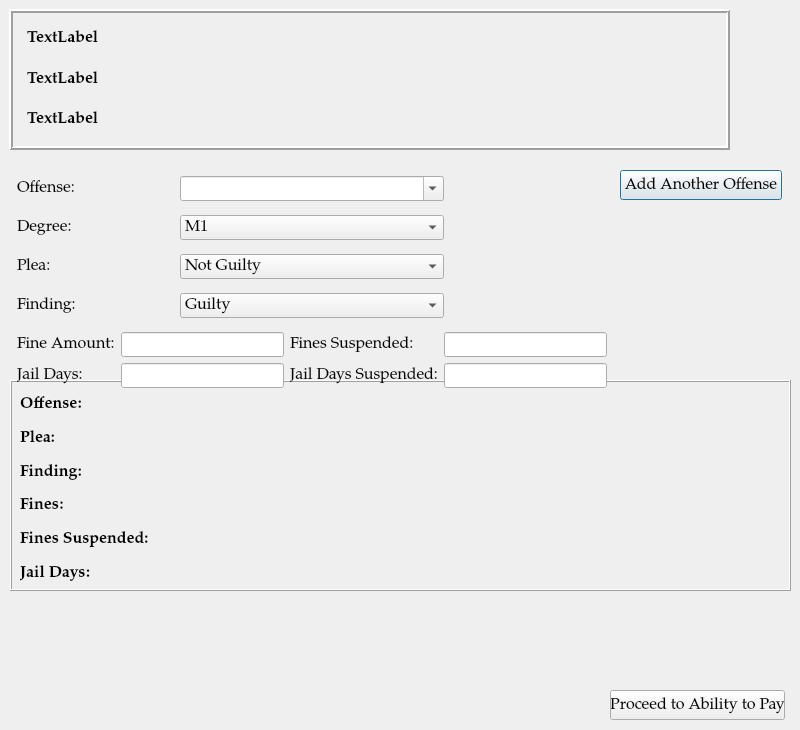
Old version of the form ui/SentencingDialog.ui in the repository HunterProgram22/MuniEntry.
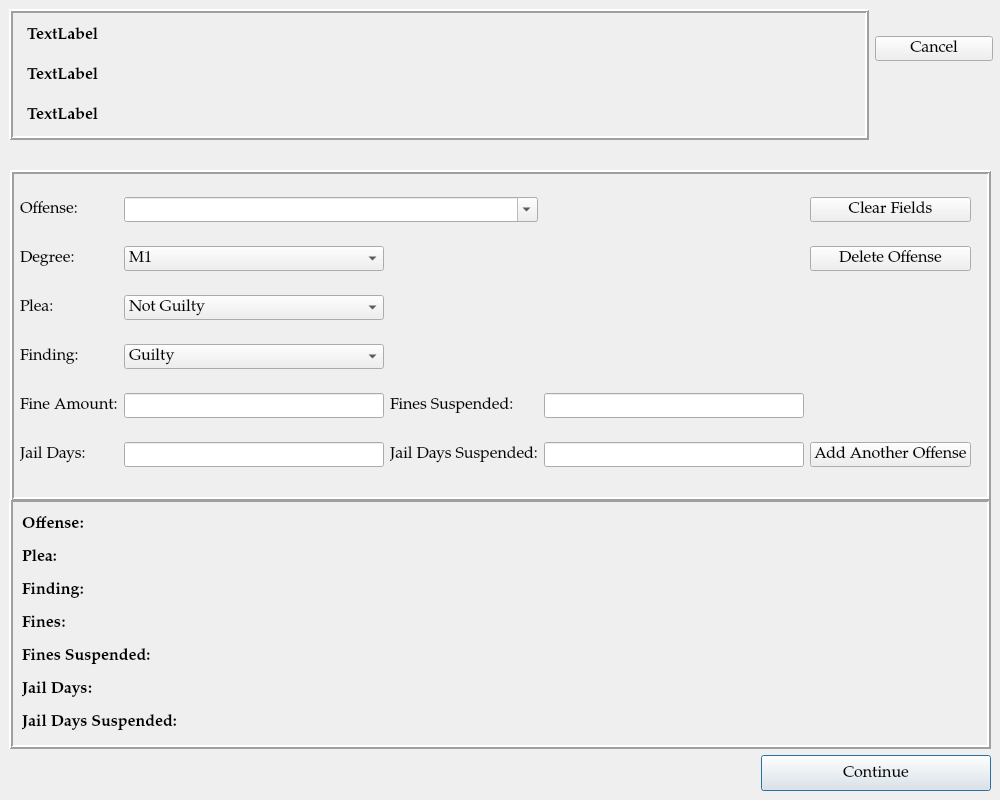
New version of the form.

Diff of the .ui file:
```diff
--- a/ui/SentencingDialog.ui
+++ b/ui/SentencingDialog.ui
@@ -6,8 +6,8 @@
    <rect>
     <x>0</x>
     <y>0</y>
-    <width>800</width>
-    <height>730</height>
+    <width>1000</width>
+    <height>800</height>
    </rect>
   </property>
   <property name="sizePolicy">
@@ -18,8 +18,8 @@
   </property>
   <property name="minimumSize">
    <size>
-    <width>800</width>
-    <height>600</height>
+    <width>0</width>
+    <height>0</height>
    </size>
   </property>
   <property name="font">
@@ -36,8 +36,8 @@
     <rect>
      <x>9</x>
      <y>9</y>
-     <width>721</width>
-     <height>141</height>
+     <width>860</width>
+     <height>131</height>
     </rect>
    </property>
    <property name="sizePolicy">
@@ -46,6 +46,15 @@
      <verstretch>0</verstretch>
     </sizepolicy>
    </property>
+   <property name="maximumSize">
+    <size>
+     <width>1000</width>
+     <height>800</height>
+    </size>
+   </property>
+   <property name="cursor">
+    <cursorShape>ArrowCursor</cursorShape>
+   </property>
    <property name="frameShape">
     <enum>QFrame::Box</enum>
    </property>
@@ -55,35 +64,15 @@
    <property name="lineWidth">
     <number>2</number>
    </property>
-   <widget class="QWidget" name="layoutWidget">
-    <property name="geometry">
-     <rect>
-      <x>13</x>
-      <y>12</y>
-      <width>691</width>
-      <height>116</height>
-     </rect>
-    </property>
-    <layout class="QGridLayout" name="gridLayout_2" rowstretch="0,0,0">
-     <property name="leftMargin">
-      <number>5</number>
-     </property>
-     <item row="1" column="0">
       <widget class="QLabel" name="defendant_name_label">
-       <property name="font">
-        <font>
-         <pointsize>12</pointsize>
-         <weight>75</weight>
-         <bold>true</bold>
-        </font>
-       </property>
-       <property name="text">
-        <string>TextLabel</string>
-       </property>
-      </widget>
-     </item>
-     <item row="2" column="0">
-      <widget class="QLabel" name="defendant_attorney_name_label">
+    <property name="geometry">
+     <rect>
+      <x>18</x>
+      <y>53</y>
+      <width>831</width>
+      <height>27</height>
+     </rect>
+    </property>
        <property name="font">
         <font>
          <pointsize>12</pointsize>
@@ -95,9 +84,15 @@
         <string>TextLabel</string>
        </property>
       </widget>
-     </item>
-     <item row="0" column="0">
       <widget class="QLabel" name="case_number_label">
+    <property name="geometry">
+     <rect>
+      <x>18</x>
+      <y>13</y>
+      <width>831</width>
+      <height>27</height>
+     </rect>
+    </property>
        <property name="font">
         <font>
          <pointsize>12</pointsize>
@@ -109,19 +104,48 @@
         <string>TextLabel</string>
        </property>
       </widget>
-     </item>
-    </layout>
+   <widget class="QLabel" name="defendant_attorney_name_label">
+    <property name="geometry">
+     <rect>
+      <x>18</x>
+      <y>93</y>
+      <width>821</width>
+      <height>27</height>
+     </rect>
+    </property>
+    <property name="font">
+     <font>
+      <pointsize>12</pointsize>
+      <weight>75</weight>
+      <bold>true</bold>
+     </font>
+    </property>
+    <property name="text">
+     <string>TextLabel</string>
+    </property>
    </widget>
   </widget>
   <widget class="QFrame" name="frame">
    <property name="geometry">
     <rect>
-     <x>10</x>
-     <y>380</y>
-     <width>781</width>
-     <height>211</height>
+     <x>9</x>
+     <y>498</y>
+     <width>982</width>
+     <height>251</height>
     </rect>
    </property>
+   <property name="sizePolicy">
+    <sizepolicy hsizetype="Preferred" vsizetype="Preferred">
+     <horstretch>0</horstretch>
+     <verstretch>0</verstretch>
+    </sizepolicy>
+   </property>
+   <property name="minimumSize">
+    <size>
+     <width>0</width>
+     <height>0</height>
+    </size>
+   </property>
    <property name="autoFillBackground">
     <bool>false</bool>
    </property>
@@ -131,22 +155,31 @@
    <property name="frameShadow">
     <enum>QFrame::Raised</enum>
    </property>
-   <widget class="QWidget" name="layoutWidget">
+   <property name="lineWidth">
+    <number>2</number>
+   </property>
+   <widget class="QLabel" name="fines_1">
     <property name="geometry">
      <rect>
-      <x>10</x>
-      <y>10</y>
-      <width>761</width>
-      <height>231</height>
+      <x>214</x>
+      <y>112</y>
+      <width>16</width>
+      <height>27</height>
      </rect>
     </property>
-    <layout class="QHBoxLayout" name="horizontalLayout_2">
-     <item>
-      <layout class="QHBoxLayout" name="horizontalLayout">
-       <item>
-        <layout class="QGridLayout" name="gridLayout_3">
-         <item row="0" column="0">
+    <property name="text">
+     <string/>
+    </property>
+   </widget>
           <widget class="QLabel" name="offense_label_1">
+    <property name="geometry">
+     <rect>
+      <x>13</x>
+      <y>13</y>
+      <width>77</width>
+      <height>27</height>
+     </rect>
+    </property>
            <property name="font">
             <font>
              <weight>75</weight>
@@ -160,35 +193,15 @@
             <bool>true</bool>
            </property>
           </widget>
-         </item>
-         <item row="1" column="0">
-          <widget class="QLabel" name="plea_label_1">
-           <property name="font">
-            <font>
-             <weight>75</weight>
-             <bold>true</bold>
-            </font>
-           </property>
-           <property name="text">
-            <string>Plea:</string>
-           </property>
-          </widget>
-         </item>
-         <item row="2" column="0">
-          <widget class="QLabel" name="finding_label_1">
-           <property name="font">
-            <font>
-             <weight>75</weight>
-             <bold>true</bold>
-            </font>
-           </property>
-           <property name="text">
-            <string>Finding:</string>
-           </property>
-          </widget>
-         </item>
-         <item row="3" column="0">
           <widget class="QLabel" name="label_9">
+    <property name="geometry">
+     <rect>
+      <x>13</x>
+      <y>112</y>
+      <width>53</width>
+      <height>27</height>
+     </rect>
+    </property>
            <property name="font">
             <font>
              <weight>75</weight>
@@ -199,199 +212,363 @@
             <string>Fines:</string>
            </property>
           </widget>
-         </item>
-         <item row="4" column="0">
-          <widget class="QLabel" name="label_10">
-           <property name="font">
-            <font>
-             <weight>75</weight>
-             <bold>true</bold>
-            </font>
-           </property>
-           <property name="text">
-            <string>Fines Suspended:</string>
-           </property>
-          </widget>
-         </item>
-         <item row="5" column="0">
-          <widget class="QLabel" name="label_11">
-           <property name="font">
-            <font>
-             <weight>75</weight>
-             <bold>true</bold>
-            </font>
-           </property>
-           <property name="text">
-            <string>Jail Days:</string>
-           </property>
-          </widget>
-         </item>
-         <item row="6" column="0">
-          <widget class="QLabel" name="label_12">
-           <property name="font">
-            <font>
-             <weight>75</weight>
-             <bold>true</bold>
-            </font>
-           </property>
-           <property name="text">
-            <string>Jail Days Suspended:</string>
-           </property>
-          </widget>
-         </item>
-        </layout>
-       </item>
-       <item>
-        <layout class="QGridLayout" name="gridLayout_6">
-         <item row="0" column="0">
-          <widget class="QLabel" name="offense_1">
-           <property name="text">
-            <string/>
-           </property>
-           <property name="wordWrap">
-            <bool>true</bool>
-           </property>
-          </widget>
-         </item>
-         <item row="1" column="0">
-          <widget class="QLabel" name="plea_1">
-           <property name="text">
-            <string/>
-           </property>
-          </widget>
-         </item>
-         <item row="2" column="0">
-          <widget class="QLabel" name="finding_1">
-           <property name="text">
-            <string/>
-           </property>
-          </widget>
-         </item>
-         <item row="3" column="0">
-          <widget class="QLabel" name="fines_1">
-           <property name="text">
-            <string/>
-           </property>
-          </widget>
-         </item>
-         <item row="4" column="0">
-          <widget class="QLabel" name="fines_suspended_1">
-           <property name="text">
-            <string/>
-           </property>
-          </widget>
-         </item>
-         <item row="5" column="0">
           <widget class="QLabel" name="jail_days_1">
-           <property name="text">
-            <string/>
-           </property>
-          </widget>
-         </item>
-         <item row="6" column="0">
-          <widget class="QLabel" name="jail_days_suspended_1">
+    <property name="geometry">
+     <rect>
+      <x>214</x>
+      <y>178</y>
+      <width>16</width>
+      <height>27</height>
+     </rect>
+    </property>
            <property name="text">
             <string/>
            </property>
           </widget>
-         </item>
-        </layout>
-       </item>
-       <item>
-        <layout class="QGridLayout" name="gridLayout_7">
-         <item row="0" column="0">
-          <widget class="QLabel" name="offense_2">
+   <widget class="QLabel" name="fines_3">
+    <property name="geometry">
+     <rect>
+      <x>248</x>
+      <y>112</y>
+      <width>16</width>
+      <height>27</height>
+     </rect>
+    </property>
            <property name="text">
             <string/>
            </property>
-           <property name="wordWrap">
-            <bool>true</bool>
-           </property>
-          </widget>
-         </item>
-         <item row="1" column="0">
-          <widget class="QLabel" name="plea_2">
+   </widget>
+   <widget class="QLabel" name="fines_suspended_1">
+    <property name="geometry">
+     <rect>
+      <x>214</x>
+      <y>145</y>
+      <width>16</width>
+      <height>27</height>
+     </rect>
+    </property>
            <property name="text">
             <string/>
            </property>
           </widget>
-         </item>
-         <item row="2" column="0">
           <widget class="QLabel" name="finding_2">
+    <property name="geometry">
+     <rect>
+      <x>231</x>
+      <y>79</y>
+      <width>16</width>
+      <height>27</height>
+     </rect>
+    </property>
            <property name="text">
             <string/>
            </property>
           </widget>
-         </item>
-         <item row="3" column="0">
-          <widget class="QLabel" name="fines_2">
+   <widget class="QLabel" name="plea_label_1">
+    <property name="geometry">
+     <rect>
+      <x>13</x>
+      <y>46</y>
+      <width>42</width>
+      <height>27</height>
+     </rect>
+    </property>
+    <property name="font">
+     <font>
+      <weight>75</weight>
+      <bold>true</bold>
+     </font>
+    </property>
            <property name="text">
-            <string/>
-           </property>
-          </widget>
-         </item>
-         <item row="4" column="0">
+     <string>Plea:</string>
+    </property>
+   </widget>
           <widget class="QLabel" name="fines_suspended_2">
+    <property name="geometry">
+     <rect>
+      <x>231</x>
+      <y>145</y>
+      <width>16</width>
+      <height>27</height>
+     </rect>
+    </property>
            <property name="text">
             <string/>
            </property>
           </widget>
-         </item>
-         <item row="5" column="0">
-          <widget class="QLabel" name="jail_days_2">
+   <widget class="QLabel" name="finding_1">
+    <property name="geometry">
+     <rect>
+      <x>214</x>
+      <y>79</y>
+      <width>16</width>
+      <height>27</height>
+     </rect>
+    </property>
            <property name="text">
             <string/>
            </property>
           </widget>
-         </item>
-         <item row="6" column="0">
+   <widget class="QLabel" name="offense_2">
+    <property name="geometry">
+     <rect>
+      <x>231</x>
+      <y>13</y>
+      <width>16</width>
+      <height>27</height>
+     </rect>
+    </property>
+    <property name="text">
+     <string/>
+    </property>
+    <property name="wordWrap">
+     <bool>true</bool>
+    </property>
+   </widget>
+   <widget class="QLabel" name="label_12">
+    <property name="geometry">
+     <rect>
+      <x>13</x>
+      <y>211</y>
+      <width>193</width>
+      <height>27</height>
+     </rect>
+    </property>
+    <property name="font">
+     <font>
+      <weight>75</weight>
+      <bold>true</bold>
+     </font>
+    </property>
+    <property name="text">
+     <string>Jail Days Suspended:</string>
+    </property>
+   </widget>
+   <widget class="QLabel" name="finding_label_1">
+    <property name="geometry">
+     <rect>
+      <x>13</x>
+      <y>79</y>
+      <width>75</width>
+      <height>27</height>
+     </rect>
+    </property>
+    <property name="font">
+     <font>
+      <weight>75</weight>
+      <bold>true</bold>
+     </font>
+    </property>
+    <property name="text">
+     <string>Finding:</string>
+    </property>
+   </widget>
+   <widget class="QLabel" name="jail_days_suspended_1">
+    <property name="geometry">
+     <rect>
+      <x>214</x>
+      <y>211</y>
+      <width>16</width>
+      <height>27</height>
+     </rect>
+    </property>
+    <property name="text">
+     <string/>
+    </property>
+   </widget>
+   <widget class="QLabel" name="plea_1">
+    <property name="geometry">
+     <rect>
+      <x>214</x>
+      <y>46</y>
+      <width>16</width>
+      <height>27</height>
+     </rect>
+    </property>
+    <property name="text">
+     <string/>
+    </property>
+   </widget>
+   <widget class="QLabel" name="fines_suspended_3">
+    <property name="geometry">
+     <rect>
+      <x>248</x>
+      <y>145</y>
+      <width>16</width>
+      <height>27</height>
+     </rect>
+    </property>
+    <property name="text">
+     <string/>
+    </property>
+   </widget>
+   <widget class="QLabel" name="label_10">
+    <property name="geometry">
+     <rect>
+      <x>13</x>
+      <y>145</y>
+      <width>159</width>
+      <height>27</height>
+     </rect>
+    </property>
+    <property name="font">
+     <font>
+      <weight>75</weight>
+      <bold>true</bold>
+     </font>
+    </property>
+    <property name="text">
+     <string>Fines Suspended:</string>
+    </property>
+   </widget>
+   <widget class="QLabel" name="label_11">
+    <property name="geometry">
+     <rect>
+      <x>13</x>
+      <y>178</y>
+      <width>87</width>
+      <height>27</height>
+     </rect>
+    </property>
+    <property name="font">
+     <font>
+      <weight>75</weight>
+      <bold>true</bold>
+     </font>
+    </property>
+    <property name="text">
+     <string>Jail Days:</string>
+    </property>
+   </widget>
+   <widget class="QLabel" name="plea_2">
+    <property name="geometry">
+     <rect>
+      <x>231</x>
+      <y>46</y>
+      <width>16</width>
+      <height>27</height>
+     </rect>
+    </property>
+    <property name="text">
+     <string/>
+    </property>
+   </widget>
+   <widget class="QLabel" name="offense_3">
+    <property name="geometry">
+     <rect>
+      <x>248</x>
+      <y>13</y>
+      <width>16</width>
+      <height>27</height>
+     </rect>
+    </property>
+    <property name="text">
+     <string/>
+    </property>
+    <property name="wordWrap">
+     <bool>true</bool>
+    </property>
+   </widget>
           <widget class="QLabel" name="jail_days_suspended_2">
-           <property name="text">
-            <string/>
-           </property>
-          </widget>
-         </item>
-        </layout>
-       </item>
-       <item>
-        <layout class="QGridLayout" name="gridLayout_4">
-         <item row="2" column="0">
-          <widget class="QLabel" name="finding_3">
+    <property name="geometry">
+     <rect>
+      <x>231</x>
+      <y>211</y>
+      <width>16</width>
+      <height>27</height>
+     </rect>
+    </property>
            <property name="text">
             <string/>
            </property>
           </widget>
-         </item>
-         <item row="6" column="0">
           <widget class="QLabel" name="jail_days_suspended_3">
+    <property name="geometry">
+     <rect>
+      <x>248</x>
+      <y>211</y>
+      <width>16</width>
+      <height>27</height>
+     </rect>
+    </property>
            <property name="text">
             <string/>
            </property>
           </widget>
-         </item>
-         <item row="5" column="0">
+   <widget class="QLabel" name="jail_days_2">
+    <property name="geometry">
+     <rect>
+      <x>231</x>
+      <y>178</y>
+      <width>16</width>
+      <height>27</height>
+     </rect>
+    </property>
+    <property name="text">
+     <string/>
+    </property>
+   </widget>
+   <widget class="QLabel" name="fines_2">
+    <property name="geometry">
+     <rect>
+      <x>231</x>
+      <y>112</y>
+      <width>16</width>
+      <height>27</height>
+     </rect>
+    </property>
+    <property name="text">
+     <string/>
+    </property>
+   </widget>
           <widget class="QLabel" name="jail_days_3">
-           <property name="text">
-            <string/>
-           </property>
-          </widget>
-         </item>
-         <item row="4" column="0">
-          <widget class="QLabel" name="fines_suspended_3">
+    <property name="geometry">
+     <rect>
+      <x>248</x>
+      <y>178</y>
+      <width>16</width>
+      <height>27</height>
+     </rect>
+    </property>
            <property name="text">
             <string/>
            </property>
           </widget>
-         </item>
-         <item row="1" column="0">
           <widget class="QLabel" name="plea_3">
+    <property name="geometry">
+     <rect>
+      <x>248</x>
+      <y>46</y>
+      <width>16</width>
+      <height>27</height>
+     </rect>
+    </property>
            <property name="text">
             <string/>
            </property>
           </widget>
-         </item>
-         <item row="0" column="0">
-          <widget class="QLabel" name="offense_3">
+   <widget class="QLabel" name="finding_3">
+    <property name="geometry">
+     <rect>
+      <x>248</x>
+      <y>79</y>
+      <width>16</width>
+      <height>27</height>
+     </rect>
+    </property>
+    <property name="text">
+     <string/>
+    </property>
+   </widget>
+   <widget class="QLabel" name="offense_1">
+    <property name="geometry">
+     <rect>
+      <x>214</x>
+      <y>13</y>
+      <width>16</width>
+      <height>27</height>
+     </rect>
+    </property>
            <property name="text">
             <string/>
            </property>
@@ -399,91 +576,51 @@
             <bool>true</bool>
            </property>
           </widget>
-         </item>
-         <item row="3" column="0">
-          <widget class="QLabel" name="fines_3">
-           <property name="text">
-            <string/>
-           </property>
-          </widget>
-         </item>
-        </layout>
-       </item>
-      </layout>
-     </item>
-    </layout>
-   </widget>
-  </widget>
-  <widget class="QPushButton" name="pushButton">
-   <property name="geometry">
-    <rect>
-     <x>620</x>
-     <y>170</y>
-     <width>162</width>
-     <height>30</height>
-    </rect>
-   </property>
-   <property name="text">
-    <string>Add Another Offense</string>
-   </property>
   </widget>
   <widget class="QPushButton" name="continueButton">
    <property name="geometry">
     <rect>
-     <x>610</x>
-     <y>690</y>
-     <width>175</width>
-     <height>30</height>
+     <x>761</x>
+     <y>755</y>
+     <width>230</width>
+     <height>36</height>
     </rect>
    </property>
    <property name="text">
-    <string>Proceed to Ability to Pay</string>
+    <string>Continue</string>
    </property>
   </widget>
+  <widget class="QFrame" name="frame_2">
+   <property name="geometry">
+    <rect>
+     <x>10</x>
+     <y>170</y>
+     <width>981</width>
+     <height>331</height>
+    </rect>
+   </property>
+   <property name="frameShape">
+    <enum>QFrame::Box</enum>
+   </property>
+   <property name="frameShadow">
+    <enum>QFrame::Raised</enum>
+   </property>
+   <property name="lineWidth">
+    <number>2</number>
+   </property>
+   <property name="midLineWidth">
+    <number>0</number>
+   </property>
   <widget class="QWidget" name="layoutWidget">
    <property name="geometry">
     <rect>
-     <x>17</x>
-     <y>168</y>
-     <width>590</width>
-     <height>232</height>
-    </rect>
-   </property>
-   <layout class="QGridLayout" name="gridLayout_5">
-    <item row="0" column="0">
-     <widget class="QLabel" name="label">
-      <property name="text">
-       <string>Offense:</string>
-      </property>
-     </widget>
-    </item>
-    <item row="0" column="1">
-     <widget class="QComboBox" name="offense_choice_box">
-      <property name="editable">
-       <bool>true</bool>
-      </property>
-      <item>
-       <property name="text">
-        <string/>
-       </property>
-      </item>
-      <item>
-       <property name="text">
-        <string>OVI - R.C. 4511.19(A)(1)(a)</string>
-       </property>
-      </item>
-      <item>
-       <property name="text">
-        <string>OVI - R.C. 4511.19(A)(1)(b)</string>
-       </property>
-      </item>
-      <item>
-       <property name="text">
-        <string>Failure to Control - R.C. 4511.202</string>
-       </property>
-      </item>
-     </widget>
-    </item>
+      <x>10</x>
+      <y>9</y>
+      <width>951</width>
+      <height>311</height>
+     </rect>
+    </property>
+    <layout class="QGridLayout" name="gridLayout">
     <item row="1" column="0">
      <widget class="QLabel" name="label_2">
       <property name="text">
@@ -491,6 +628,23 @@
       </property>
      </widget>
     </item>
+     <item row="5" column="3">
+      <widget class="QLineEdit" name="jail_days_suspended"/>
+     </item>
+     <item row="4" column="2">
+      <widget class="QLabel" name="label_6">
+       <property name="text">
+        <string>Fines Suspended:</string>
+       </property>
+      </widget>
+     </item>
+     <item row="5" column="0">
+      <widget class="QLabel" name="label_7">
+       <property name="text">
+        <string>Jail Days:</string>
+       </property>
+      </widget>
+     </item>
     <item row="1" column="1">
      <widget class="QComboBox" name="comboBox_2">
       <item>
@@ -525,44 +679,6 @@
       </item>
      </widget>
     </item>
-    <item row="2" column="0">
-     <widget class="QLabel" name="label_3">
-      <property name="text">
-       <string>Plea:</string>
-      </property>
-     </widget>
-    </item>
-    <item row="2" column="1">
-     <widget class="QComboBox" name="plea_choice_box">
-      <item>
-       <property name="text">
-        <string>Not Guilty</string>
-       </property>
-      </item>
-      <item>
-       <property name="text">
-        <string>No Contest</string>
-       </property>
-      </item>
-      <item>
-       <property name="text">
-        <string>Guilty</string>
-       </property>
-      </item>
-      <item>
-       <property name="text">
-        <string>No Plea - Dismissed</string>
-       </property>
-      </item>
-     </widget>
-    </item>
-    <item row="3" column="0">
-     <widget class="QLabel" name="label_4">
-      <property name="text">
-       <string>Finding:</string>
-      </property>
-     </widget>
-    </item>
     <item row="3" column="1">
      <widget class="QComboBox" name="finding_choice_box">
       <item>
@@ -587,49 +703,141 @@
       </item>
      </widget>
     </item>
-    <item row="4" column="0" colspan="3">
-     <layout class="QGridLayout" name="gridLayout">
-      <item row="1" column="2">
-       <widget class="QLabel" name="label_8">
-        <property name="text">
-         <string>Jail Days Suspended:</string>
-        </property>
-       </widget>
-      </item>
-      <item row="1" column="0">
-       <widget class="QLabel" name="label_7">
-        <property name="text">
-         <string>Jail Days:</string>
-        </property>
-       </widget>
-      </item>
-      <item row="0" column="1">
-       <widget class="QLineEdit" name="fine_amount"/>
-      </item>
-      <item row="0" column="2">
-       <widget class="QLabel" name="label_6">
-        <property name="text">
-         <string>Fines Suspended:</string>
-        </property>
-       </widget>
-      </item>
-      <item row="0" column="3">
+     <item row="5" column="1">
+      <widget class="QLineEdit" name="jail_days"/>
+     </item>
+     <item row="4" column="3">
        <widget class="QLineEdit" name="fines_suspended"/>
       </item>
-      <item row="0" column="0">
+     <item row="4" column="0">
        <widget class="QLabel" name="label_5">
         <property name="text">
          <string>Fine Amount:</string>
         </property>
        </widget>
       </item>
-      <item row="1" column="1">
-       <widget class="QLineEdit" name="jail_days"/>
-      </item>
-      <item row="1" column="3">
-       <widget class="QLineEdit" name="jail_days_suspended"/>
-      </item>
-     </layout>
+     <item row="3" column="0">
+      <widget class="QLabel" name="label_4">
+       <property name="text">
+        <string>Finding:</string>
+       </property>
+      </widget>
+     </item>
+     <item row="2" column="0">
+      <widget class="QLabel" name="label_3">
+       <property name="text">
+        <string>Plea:</string>
+       </property>
+      </widget>
+     </item>
+     <item row="5" column="2">
+      <widget class="QLabel" name="label_8">
+       <property name="text">
+        <string>Jail Days Suspended:</string>
+       </property>
+      </widget>
+     </item>
+     <item row="0" column="1" colspan="2">
+      <widget class="QComboBox" name="offense_choice_box">
+       <property name="editable">
+        <bool>true</bool>
+       </property>
+       <item>
+        <property name="text">
+         <string/>
+        </property>
+       </item>
+       <item>
+        <property name="text">
+         <string>OVI - R.C. 4511.19(A)(1)(a)</string>
+        </property>
+       </item>
+       <item>
+        <property name="text">
+         <string>OVI - R.C. 4511.19(A)(1)(b)</string>
+        </property>
+       </item>
+       <item>
+        <property name="text">
+         <string>Failure to Control - R.C. 4511.202</string>
+        </property>
+       </item>
+      </widget>
+     </item>
+     <item row="4" column="1">
+      <widget class="QLineEdit" name="fine_amount"/>
+     </item>
+     <item row="0" column="0">
+      <widget class="QLabel" name="label">
+       <property name="text">
+        <string>Offense:</string>
+       </property>
+      </widget>
+     </item>
+     <item row="2" column="1">
+      <widget class="QComboBox" name="plea_choice_box">
+       <item>
+        <property name="text">
+         <string>Not Guilty</string>
+        </property>
+       </item>
+       <item>
+        <property name="text">
+         <string>No Contest</string>
+        </property>
+       </item>
+       <item>
+        <property name="text">
+         <string>Guilty</string>
+        </property>
+       </item>
+       <item>
+        <property name="text">
+         <string>No Plea - Dismissed</string>
+        </property>
+       </item>
+      </widget>
+     </item>
+     <item row="0" column="4">
+      <widget class="QPushButton" name="pushButton_2">
+       <property name="text">
+        <string>Clear Fields</string>
+       </property>
+      </widget>
+     </item>
+     <item row="1" column="4">
+      <widget class="QPushButton" name="pushButton_4">
+       <property name="text">
+        <string>Delete Offense</string>
+       </property>
+      </widget>
+     </item>
+     <item row="5" column="4">
+      <widget class="QPushButton" name="pushButton">
+       <property name="text">
+        <string>Add Another Offense</string>
+       </property>
+      </widget>
+     </item>
+    </layout>
+   </widget>
+  </widget>
+  <widget class="QWidget" name="layoutWidget">
+   <property name="geometry">
+    <rect>
+     <x>875</x>
+     <y>9</y>
+     <width>118</width>
+     <height>80</height>
+    </rect>
+   </property>
+   <layout class="QGridLayout" name="gridLayout_2">
+    <item row="1" column="0">
+     <widget class="QPushButton" name="pushButton_3">
+      <property name="text">
+       <string>Cancel</string>
+      </property>
+     </widget>
     </item>
    </layout>
   </widget>
```
Left out of the diff: 5 changed lines with no effect on the pictures. Lines whose indentation alone changed are shown as unchanged.
